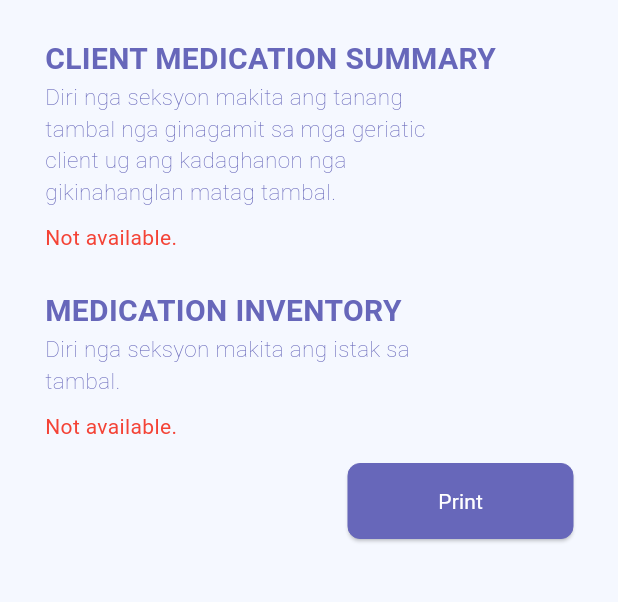
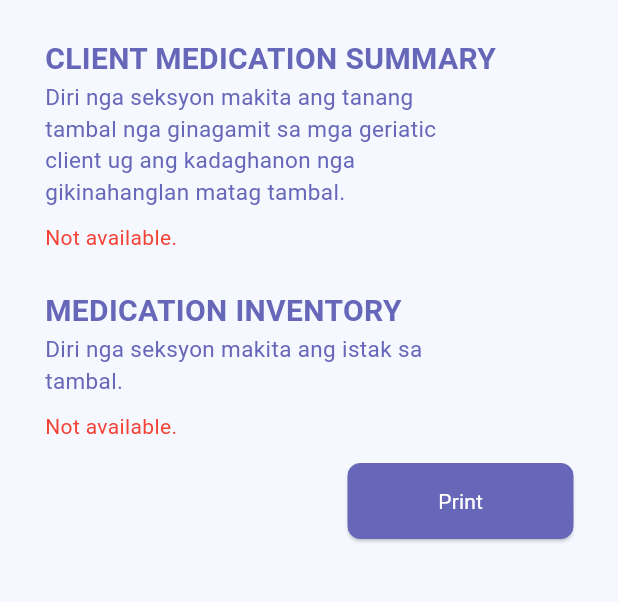
Before and after one commit to Orekidesu/Mobile-Health-App-Tambag, a Flutter app: the Masterlist screen opened directly, on a phone screen of 412 x 824 dp, the part 120-722 px from its top. Run offline on Flutter 3.47's test engine with Material 3 defaults, Android fonts, the phone set to English and light mode, and no system bars; our stand-ins replace cloud_firestore, firebase_auth, firebase_core, flutter_slidable, fluttertoast, font_awesome_flutter; accounts and stored records are empty; Roboto replaces fonts that are missing (Arial).

Commit message:
Fix font

```diff
--- a/lib/Screen/Masterlist.dart
+++ b/lib/Screen/Masterlist.dart
@@ -119,7 +119,7 @@ class _MasterlistState extends State<Masterlist> {
                     const Text(
                       'Diri nga seksyon makita ang tanang\ntambal nga ginagamit sa mga geriatic\nclient ug ang kadaghanon nga\ngikinahanglan matag tambal.',
                       style: TextStyle(
-                        fontWeight: FontWeight.w100,
+                        fontWeight: FontWeight.normal,
                         color: periwinkleColor,
                         fontSize: 15,
                         decoration: TextDecoration.none,
@@ -178,7 +178,7 @@ class _MasterlistState extends State<Masterlist> {
                     const Text(
                       'Diri nga seksyon makita ang istak sa\ntambal.',
                       style: TextStyle(
-                        fontWeight: FontWeight.w100,
+                        fontWeight: FontWeight.normal,
                         color: periwinkleColor,
                         fontSize: 15,
                         decoration: TextDecoration.none,
--- a/lib/Screen/addProfilePage.dart
+++ b/lib/Screen/addProfilePage.dart
@@ -307,7 +307,7 @@ class _AddProfilePageState extends State<AddProfilePage> {
                       CustomActionButton(
                           onPressed: () {
                             addProfileToFirebase();
-                            goToPageNoReturn(context,const Dashboard());
+                            goToPage(context,const Dashboard());
                           },
                           buttonText: "Add",
                         ),
```
